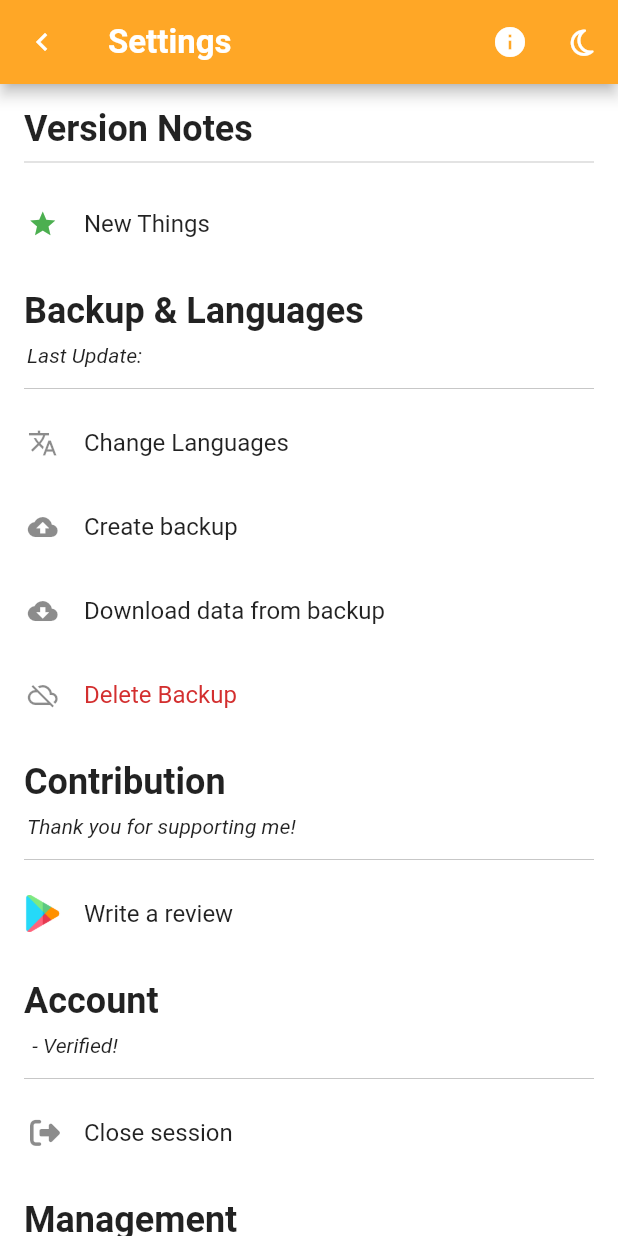
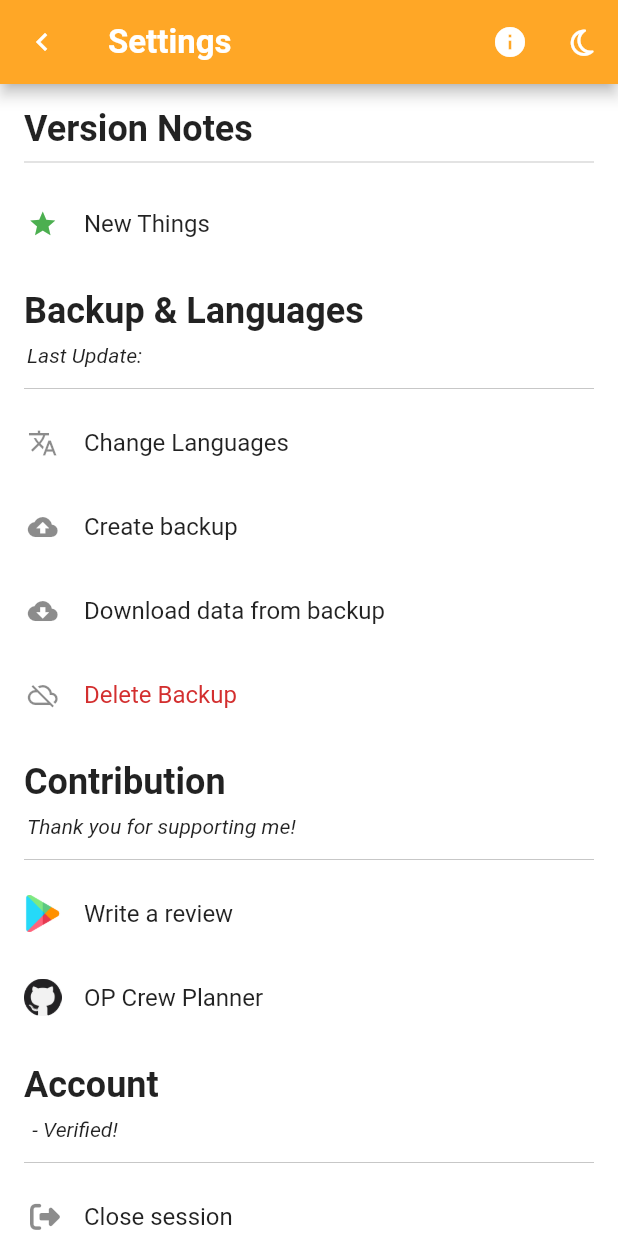
Before and after one commit to gabrielglbh/OP-Crew-Planner, a Flutter app: the SettingsPage screen opened directly, on a phone screen of 412 x 824 dp. Run offline on Flutter 3.47's test engine with Material 2 defaults, Android fonts, the phone set to English and light mode, and no system bars; our stand-ins replace cached_network_image, cloud_firestore, easy_localization, email_validator, equatable, firebase_analytics and 9 more; accounts and stored records are empty; network calls fail.

Commit message:
Added repo to settings

```diff
--- a/lib/ui/pages/settings/settings.dart
+++ b/lib/ui/pages/settings/settings.dart
@@ -177,6 +177,15 @@ class _SettingsPageState extends State<SettingsPage> {
                 await launch(Data.storeLink);
               }
             }),
+        SettingTile(
+            title: const Text("OP Crew Planner"),
+            icon: Image.asset("res/icons/github.png", scale: 20),
+            onTap: () async {
+              const url = "https://github.com/gabrielglbh/op-crew-planner";
+              if (await canLaunch(url)) {
+                await launch(url);
+              }
+            }),
         /// Account Settings
         AccountSettings(uid: _uid),
         /// Information Settings
```
